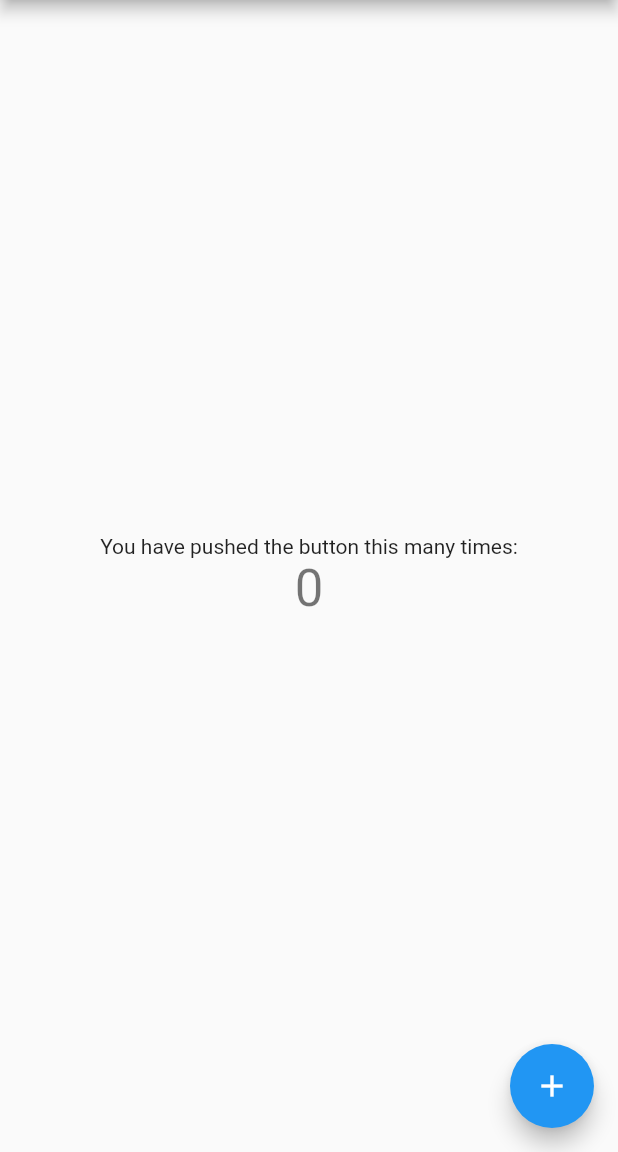
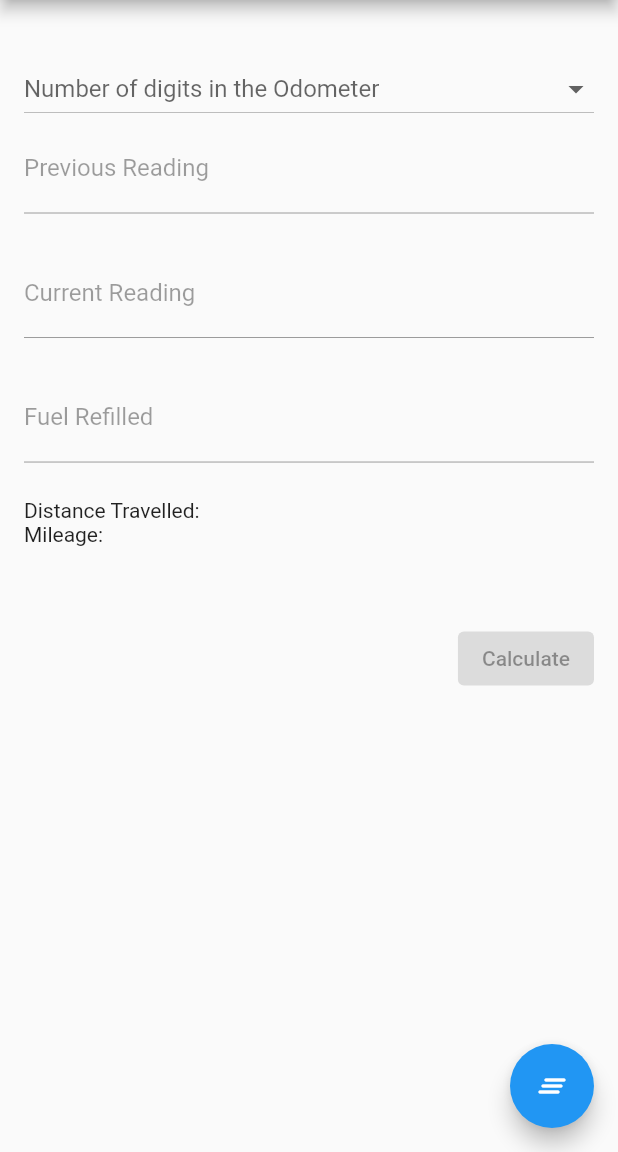
Before and after one commit to jvigneshcs/flutter-Mileage-Calculator, a Flutter app: the screen it shows after launch, on a phone screen of 412 x 824 dp, the part 84-1236 px from its top. Run offline on Flutter 3.47's test engine with Material 2 defaults, Android fonts, the phone set to English and light mode, and no system bars; our stand-ins replace tuple.

Commit message:
Working copy of mileage calculator

```diff
--- /dev/null
+++ b/lib/src/models/MileageCalculator.dart
@@ -0,0 +1,22 @@
+import 'dart:math';
+
+import 'OdometerDigits.dart';
+import 'package:tuple/tuple.dart';
+
+class MileageCalculator {
+
+  Tuple2<int, double> calculate(OdometerDigits digits, int previousReading, int currentReading, double refill) {
+    if (refill <= 0) {
+      return Tuple2(0, 0);
+    }
+    final maxReading = pow(10, digits.digits) - 1;
+    int distance = 0;
+    if (currentReading > previousReading) {
+      distance = currentReading - previousReading;
+    } else {
+      distance = (maxReading - previousReading) + currentReading;
+    }
+
+    return Tuple2(distance, distance / refill);
+  }
+}
--- /dev/null
+++ b/lib/src/models/OdometerDigits.dart
@@ -0,0 +1,6 @@
+class OdometerDigits {
+  final int digits;
+  final String text;
+
+  OdometerDigits(this.digits, this.text);
+}
--- a/lib/src/widgets/stateful/MyHomePage.dart
+++ b/lib/src/widgets/stateful/MyHomePage.dart
@@ -1,16 +1,9 @@
 import 'package:flutter/material.dart';
+import '../../models/MileageCalculator.dart';
+import '../../models/OdometerDigits.dart';
 
 class MyHomePage extends StatefulWidget {
   MyHomePage({Key key, this.title}) : super(key: key);
-
-  // This widget is the home page of your application. It is stateful, meaning
-  // that it has a State object (defined below) that contains fields that affect
-  // how it looks.
-
-  // This class is the configuration for the state. It holds the values (in this
-  // case the title) provided by the parent (in this case the App widget) and
-  // used by the build method of the State. Fields in a Widget subclass are
-  // always marked "final".
 
   final String title;
 
@@ -19,68 +12,207 @@ class MyHomePage extends StatefulWidget {
 }
 
 class _MyHomePageState extends State<MyHomePage> {
-  int _counter = 0;
 
-  void _incrementCounter() {
-    setState(() {
-      // This call to setState tells the Flutter framework that something has
-      // changed in this State, which causes it to rerun the build method below
-      // so that the display can reflect the updated values. If we changed
-      // _counter without calling setState(), then the build method would not be
-      // called again, and so nothing would appear to happen.
-      _counter++;
-    });
-  }
+  final _formKey = GlobalKey<FormState>();
+  final _previousReadingController = TextEditingController();
+  final _currentReadingController = TextEditingController();
+  final _fuelRefilledController = TextEditingController();
+  final _mileageCalculator = MileageCalculator();
+
+  final _supportedDigits = [
+    OdometerDigits(5, 'Five'),
+    OdometerDigits(6, 'Six'),
+    OdometerDigits(7, 'Seven'),
+    OdometerDigits(8, 'Eight'),
+    OdometerDigits(9, 'Nine'),
+  ];
+
+  OdometerDigits _selectedDigit;
+  int _calculatedDistance;
+  double _calculatedMileage;
+
+  List<DropdownMenuItem<OdometerDigits>> get _supportedItems => this._supportedDigits
+        .map<DropdownMenuItem<OdometerDigits>>((OdometerDigits digits) {
+      return DropdownMenuItem<OdometerDigits>(
+        value: digits,
+          child: Text(
+              digits.text,
+          ),
+      );
+    }).toList();
+  bool get _isDigitSelected => this._selectedDigit != null;
+  String get _calculatedText => 'Distance Travelled: ${this._calculatedDistance ?? ''}\nMileage: ${this._calculatedMileage ?? ''}';
 
   @override
   Widget build(BuildContext context) {
-    // This method is rerun every time setState is called, for instance as done
-    // by the _incrementCounter method above.
-    //
-    // The Flutter framework has been optimized to make rerunning build methods
-    // fast, so that you can just rebuild anything that needs updating rather
-    // than having to individually change instances of widgets.
+
+    final mediaQuery = MediaQuery.of(context);
+    final crossAxisCount = this._crossAxisCount(mediaQuery);
+    final itemWidth = mediaQuery.size.width / crossAxisCount;
+    final itemHeight = 90;
+    final ratio = itemWidth / itemHeight;
+    final maxDigits = (this._selectedDigit != null) ? this._selectedDigit.digits : null;
+
     return Scaffold(
       appBar: AppBar(
         // Here we take the value from the MyHomePage object that was created by
         // the App.build method, and use it to set our appbar title.
         title: Text(widget.title),
       ),
-      body: Center(
-        // Center is a layout widget. It takes a single child and positions it
-        // in the middle of the parent.
-        child: Column(
-          // Column is also a layout widget. It takes a list of children and
-          // arranges them vertically. By default, it sizes itself to fit its
-          // children horizontally, and tries to be as tall as its parent.
-          //
-          // Invoke "debug painting" (press "p" in the console, choose the
-          // "Toggle Debug Paint" action from the Flutter Inspector in Android
-          // Studio, or the "Toggle Debug Paint" command in Visual Studio Code)
-          // to see the wireframe for each widget.
-          //
-          // Column has various properties to control how it sizes itself and
-          // how it positions its children. Here we use mainAxisAlignment to
-          // center the children vertically; the main axis here is the vertical
-          // axis because Columns are vertical (the cross axis would be
-          // horizontal).
-          mainAxisAlignment: MainAxisAlignment.center,
-          children: <Widget>[
-            Text(
-              'You have pushed the button this many times:',
+      body: SafeArea(
+          child: Form(
+            key: this._formKey,
+            child: GridView.count(
+              crossAxisCount: crossAxisCount,
+              padding: const EdgeInsets.fromLTRB(16, 0, 16, 16),
+              crossAxisSpacing: 16,
+              childAspectRatio: ratio,
+              keyboardDismissBehavior: ScrollViewKeyboardDismissBehavior.onDrag,
+              children: [
+                Container(
+                  alignment: Alignment.bottomLeft,
+                  child: DropdownButton(
+                    isExpanded: true,
+                    hint: Text(
+                        'Number of digits in the Odometer'
+                    ),
+                    items: this._supportedItems,
+                    onChanged: this._onChangeDigitSelection,
+                    value: this._selectedDigit,
+                  ),
+                ),
+                Container(
+                  alignment: Alignment.topLeft,
+                  child: TextFormField(
+                    controller: this._previousReadingController,
+                    decoration: InputDecoration(
+                      labelText: 'Previous Reading',
+                    ),
+                    enabled: this._isDigitSelected,
+                    keyboardType: TextInputType.number,
+                    maxLength: maxDigits,
+                    validator: this._readingTextValidation,
+                  ),
+                ),
+                Container(
+                  alignment: Alignment.topLeft,
+                  child: TextFormField(
+                    controller: this._currentReadingController,
+                    decoration: InputDecoration(
+                      labelText: 'Current Reading',
+                    ),
+                    enabled: this._isDigitSelected,
+                    keyboardType: TextInputType.number,
+                    maxLength: maxDigits,
+                    validator: this._readingTextValidation,
+                  ),
+                ),
+                Container(
+                  alignment: Alignment.topLeft,
+                  child: TextFormField(
+                    controller: this._fuelRefilledController,
+                    decoration: InputDecoration(
+                      labelText: 'Fuel Refilled',
+                    ),
+                    enabled: this._isDigitSelected,
+                    keyboardType: TextInputType.numberWithOptions(
+                      decimal: true,
+                    ),
+                    maxLength: maxDigits,
+                    validator: this._refillTextValidation,
+                  ),
+                ),
+                Container(
+                  alignment: Alignment.topLeft,
+                  child: Text(
+                    this._calculatedText,
+                  ),
+                ),
+                Container(
+                  alignment: Alignment.topRight,
+                  child: ElevatedButton(
+                    child: Text(
+                      'Calculate',
+                    ),
+                    onPressed: this._isDigitSelected ? this._onTapCalculate : null,
+                  ),
+                )
+              ],
             ),
-            Text(
-              '$_counter',
-              style: Theme.of(context).textTheme.headline4,
-            ),
-          ],
-        ),
+          ),
       ),
       floatingActionButton: FloatingActionButton(
-        onPressed: _incrementCounter,
-        tooltip: 'Increment',
-        child: Icon(Icons.add),
+        onPressed: this._onTapClearAll,
+        tooltip: 'Clear All',
+        child: Icon(Icons.clear_all_rounded),
       ), // This trailing comma makes auto-formatting nicer for build methods.
     );
   }
+
+  int _crossAxisCount(MediaQueryData mediaQuery) {
+    final size = mediaQuery.size;
+    final orientation = mediaQuery.orientation;
+    final widthCutOff = 600;
+
+    if (orientation == Orientation.portrait) {
+      return (size.shortestSide >= widthCutOff) ? 2 : 1;
+    } else {
+      return (size.longestSide < widthCutOff) ? 1 : 2;
+    }
+  }
+
+  _onChangeDigitSelection(OdometerDigits digits) {
+    this.setState(() {
+      this._selectedDigit = digits;
+    });
+  }
+
+  String _readingTextValidation(String value) {
+    if (value == null || value.isEmpty) {
+      return 'Please enter the reading';
+    } else if (int.tryParse(value) == null) {
+      return 'Please enter valid reading';
+    } else {
+      return null;
+    }
+  }
+
+  String _refillTextValidation(String value) {
+    if (value == null || value.isEmpty) {
+      return 'Please enter the fuel refilled quantity';
+    }
+    final refill = double.tryParse(value);
+    if (refill == null || refill <= 0) {
+      return 'Please enter valid fuel refill quantity';
+    } else {
+      return null;
+    }
+  }
+
+  _onTapCalculate() {
+    int distance;
+    double mileage;
+    if (this._formKey.currentState.validate()) {
+      final previousReading = int.tryParse(this._previousReadingController.text);
+      final currentReading = int.tryParse(this._currentReadingController.text);
+      final refill = double.tryParse(this._fuelRefilledController.text);
+      final values = this._mileageCalculator.calculate(this._selectedDigit, previousReading, currentReading, refill);
+
+      distance = values.item1;
+      mileage = values.item2;
+    }
+
+    this.setState(() {
+      this._calculatedDistance = distance;
+      this._calculatedMileage = mileage;
+    });
+  }
+
+  _onTapClearAll() {
+    this.setState(() {
+      this._previousReadingController.text = null;
+      this._currentReadingController.text = null;
+      this._fuelRefilledController.text = null;
+    });
+  }
 }
--- a/pubspec.yaml
+++ b/pubspec.yaml
@@ -28,6 +28,7 @@ dependencies:
   # The following adds the Cupertino Icons font to your application.
   # Use with the CupertinoIcons class for iOS style icons.
   cupertino_icons: ^1.0.2
+  tuple: ^2.0.0
 
 dev_dependencies:
   flutter_test:
```
Also changed, not shown: pubspec.lock.
